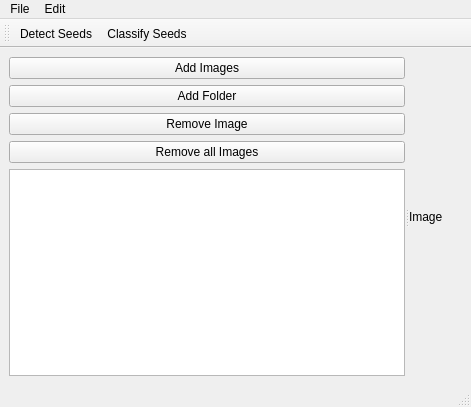
Qt form ImageViewer.ui (SilvioGiancola/ImageHandler) before a commit.
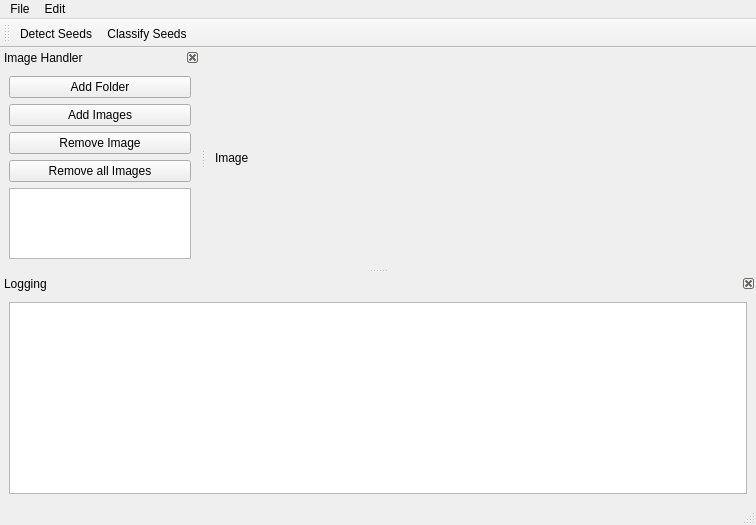
The same form after that commit.

Commit message: Add logger and QDockWidgets

Patch:
```diff
--- a/ImageViewer.ui
+++ b/ImageViewer.ui
@@ -6,8 +6,8 @@
    <rect>
     <x>0</x>
     <y>0</y>
-    <width>471</width>
-    <height>407</height>
+    <width>756</width>
+    <height>525</height>
    </rect>
   </property>
   <property name="windowTitle">
@@ -15,55 +15,11 @@
   </property>
   <widget class="QWidget" name="centralwidget">
    <layout class="QGridLayout" name="gridLayout">
-    <item row="0" column="0" rowspan="2" colspan="2">
-     <widget class="QSplitter" name="splitter">
-      <property name="orientation">
-       <enum>Qt::Horizontal</enum>
+    <item row="0" column="0">
+     <widget class="QLabel" name="label">
+      <property name="text">
+       <string>Image</string>
       </property>
-      <widget class="QWidget" name="verticalLayoutWidget">
-       <layout class="QVBoxLayout" name="verticalLayout">
-        <item>
-         <widget class="QPushButton" name="pushButton_addImages">
-          <property name="text">
-           <string>Add Images</string>
-          </property>
-         </widget>
-        </item>
-        <item>
-         <widget class="QPushButton" name="pushButton_addFolder">
-          <property name="text">
-           <string>Add Folder</string>
-          </property>
-         </widget>
-        </item>
-        <item>
-         <widget class="QPushButton" name="pushButton_removeImage">
-          <property name="text">
-           <string>Remove Image</string>
-          </property>
-         </widget>
-        </item>
-        <item>
-         <widget class="QPushButton" name="pushButton_removeAllImages">
-          <property name="text">
-           <string>Remove all Images</string>
-          </property>
-         </widget>
-        </item>
-        <item>
-         <widget class="QListView" name="listView_listImages">
-          <property name="editTriggers">
-           <set>QAbstractItemView::NoEditTriggers</set>
-          </property>
-         </widget>
-        </item>
-       </layout>
-      </widget>
-      <widget class="QLabel" name="label">
-       <property name="text">
-        <string>Image</string>
-       </property>
-      </widget>
      </widget>
     </item>
    </layout>
@@ -73,7 +29,7 @@
     <rect>
      <x>0</x>
      <y>0</y>
-     <width>471</width>
+     <width>756</width>
      <height>22</height>
     </rect>
    </property>
@@ -106,6 +62,86 @@
    <addaction name="actionDetect_Seeds"/>
    <addaction name="actionClassify_Seeds"/>
   </widget>
+  <widget class="QDockWidget" name="dockWidget_ImageHandler">
+   <property name="maximumSize">
+    <size>
+     <width>200</width>
+     <height>524287</height>
+    </size>
+   </property>
+   <property name="features">
+    <set>QDockWidget::DockWidgetClosable</set>
+   </property>
+   <property name="allowedAreas">
+    <set>Qt::RightDockWidgetArea</set>
+   </property>
+   <property name="windowTitle">
+    <string>Image Handler</string>
+   </property>
+   <attribute name="dockWidgetArea">
+    <number>1</number>
+   </attribute>
+   <widget class="QWidget" name="dockWidgetContents">
+    <layout class="QVBoxLayout" name="verticalLayout_2">
+     <item>
+      <widget class="QPushButton" name="pushButton_addFolder">
+       <property name="text">
+        <string>Add Folder</string>
+       </property>
+      </widget>
+     </item>
+     <item>
+      <widget class="QPushButton" name="pushButton_addImages">
+       <property name="text">
+        <string>Add Images</string>
+       </property>
+      </widget>
+     </item>
+     <item>
+      <widget class="QPushButton" name="pushButton_removeImage">
+       <property name="text">
+        <string>Remove Image</string>
+       </property>
+      </widget>
+     </item>
+     <item>
+      <widget class="QPushButton" name="pushButton_removeAllImages">
+       <property name="text">
+        <string>Remove all Images</string>
+       </property>
+      </widget>
+     </item>
+     <item>
+      <widget class="QListView" name="listView_listImages">
+       <property name="editTriggers">
+        <set>QAbstractItemView::NoEditTriggers</set>
+       </property>
+      </widget>
+     </item>
+    </layout>
+   </widget>
+  </widget>
+  <widget class="QDockWidget" name="dockWidget_Logging">
+   <property name="features">
+    <set>QDockWidget::DockWidgetClosable</set>
+   </property>
+   <property name="allowedAreas">
+    <set>Qt::BottomDockWidgetArea</set>
+   </property>
+   <property name="windowTitle">
+    <string>Logging</string>
+   </property>
+   <attribute name="dockWidgetArea">
+    <number>8</number>
+   </attribute>
+   <widget class="QWidget" name="dockWidgetContents_2">
+    <layout class="QGridLayout" name="gridLayout_2">
+     <item row="0" column="0">
+      <widget class="QTextBrowser" name="textBrowser_Logging"/>
+     </item>
+    </layout>
+   </widget>
+  </widget>
   <action name="actionDetect_Seeds">
    <property name="text">
     <string>Detect Seeds</string>
```
The commit also changes 6 other files.
